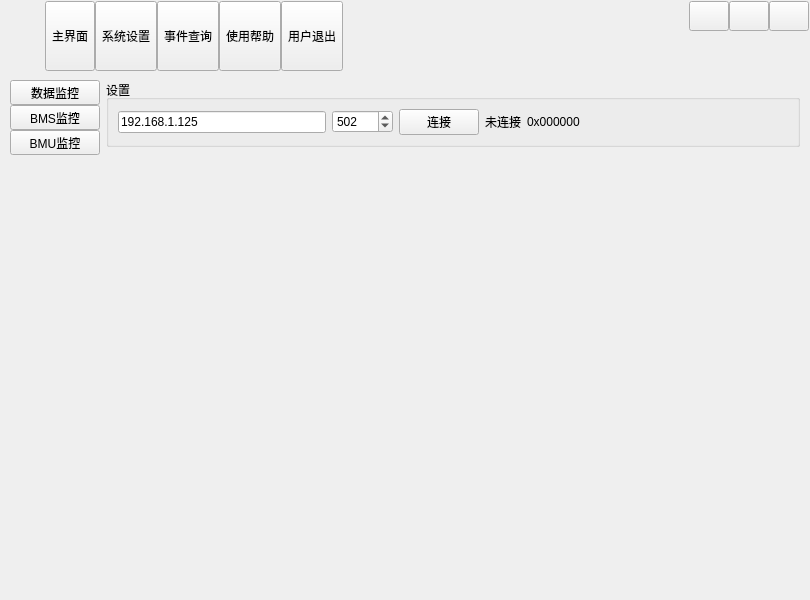
This is main_ui.ui in Shogpe/bmsTool as Qt 5 draws it before an edit. The edited form follows.
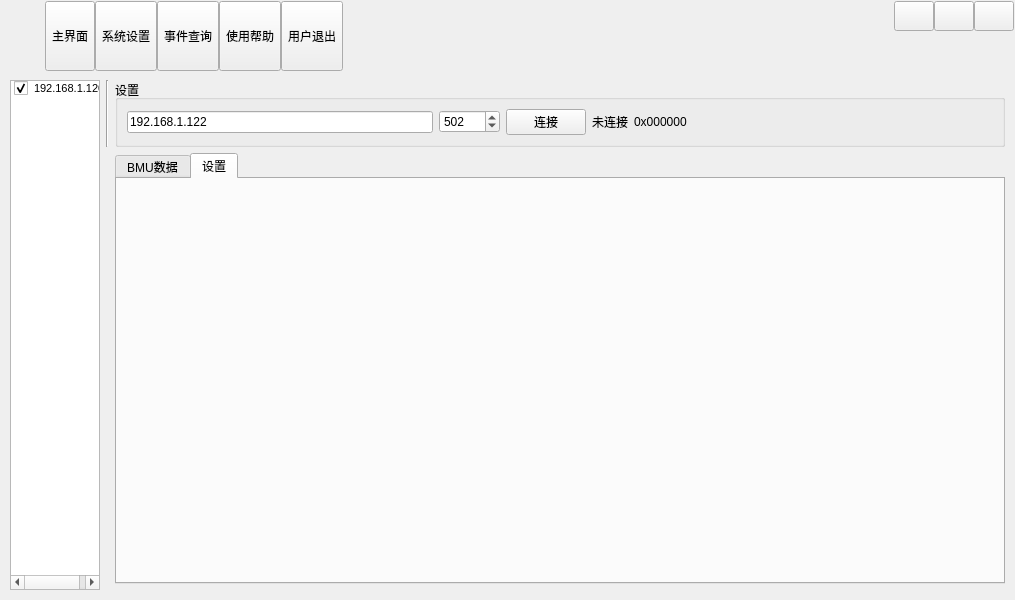
This is the edited form. The open tabs and pages were chosen to show the change. Icons and pictures are not drawn. Custom widgets are drawn as their Qt base class.

Patch:
```diff
--- a/main_ui.ui
+++ b/main_ui.ui
@@ -6,7 +6,7 @@
    <rect>
     <x>0</x>
     <y>0</y>
-    <width>810</width>
+    <width>1015</width>
     <height>600</height>
    </rect>
   </property>
@@ -347,7 +347,74 @@
      </property>
      <widget class="QWidget" name="MainPage">
       <layout class="QGridLayout" name="gridLayout">
-       <item row="0" column="1">
+       <item row="1" column="2">
+        <widget class="QTabWidget" name="tabWidget">
+         <property name="currentIndex">
+          <number>1</number>
+         </property>
+         <widget class="Widget" name="DataWidget">
+          <attribute name="title">
+           <string>BMU数据</string>
+          </attribute>
+         </widget>
+         <widget class="QWidget" name="tab_2">
+          <attribute name="title">
+           <string>设置</string>
+          </attribute>
+         </widget>
+        </widget>
+       </item>
+       <item row="0" column="0" rowspan="3">
+        <widget class="QWidget" name="widgetLeftMain" native="true">
+         <property name="maximumSize">
+          <size>
+           <width>90</width>
+           <height>16777215</height>
+          </size>
+         </property>
+         <layout class="QVBoxLayout" name="verticalLayout_2">
+          <property name="spacing">
+           <number>0</number>
+          </property>
+          <property name="leftMargin">
+           <number>0</number>
+          </property>
+          <property name="topMargin">
+           <number>0</number>
+          </property>
+          <property name="rightMargin">
+           <number>0</number>
+          </property>
+          <property name="bottomMargin">
+           <number>0</number>
+          </property>
+          <item>
+           <widget class="QListWidget" name="listWidget">
+            <property name="sizePolicy">
+             <sizepolicy hsizetype="Preferred" vsizetype="Expanding">
+              <horstretch>0</horstretch>
+              <verstretch>0</verstretch>
+             </sizepolicy>
+            </property>
+            <property name="font">
+             <font>
+              <pointsize>8</pointsize>
+             </font>
+            </property>
+            <item>
+             <property name="text">
+              <string>192.168.1.120</string>
+             </property>
+             <property name="checkState">
+              <enum>Checked</enum>
+             </property>
+            </item>
+           </widget>
+          </item>
+         </layout>
+        </widget>
+       </item>
+       <item row="0" column="2">
         <widget class="QGroupBox" name="groupBox">
          <property name="sizePolicy">
           <sizepolicy hsizetype="Preferred" vsizetype="Fixed">
@@ -365,7 +432,10 @@
              <string>输入IP地址</string>
             </property>
             <property name="text">
-             <string>192.168.1.125</string>
+             <string>192.168.1.122</string>
+            </property>
+            <property name="maxLength">
+             <number>16</number>
             </property>
            </widget>
           </item>
@@ -439,83 +509,17 @@
          </layout>
         </widget>
        </item>
-       <item row="0" column="0" rowspan="2">
-        <widget class="QWidget" name="widgetLeftMain" native="true">
-         <property name="maximumSize">
-          <size>
-           <width>90</width>
-           <height>16777215</height>
-          </size>
+       <item row="0" column="1">
+        <widget class="Line" name="line">
+         <property name="sizePolicy">
+          <sizepolicy hsizetype="Maximum" vsizetype="Minimum">
+           <horstretch>0</horstretch>
+           <verstretch>0</verstretch>
+          </sizepolicy>
          </property>
-         <layout class="QVBoxLayout" name="verticalLayout_2">
-          <property name="spacing">
-           <number>0</number>
-          </property>
-          <property name="leftMargin">
-           <number>0</number>
-          </property>
-          <property name="topMargin">
-           <number>0</number>
-          </property>
-          <property name="rightMargin">
-           <number>0</number>
-          </property>
-          <property name="bottomMargin">
-           <number>0</number>
-          </property>
-          <item>
-           <widget class="QToolButton" name="tbtnMain1">
-            <property name="sizePolicy">
-             <sizepolicy hsizetype="Expanding" vsizetype="Fixed">
-              <horstretch>0</horstretch>
-              <verstretch>0</verstretch>
-             </sizepolicy>
-            </property>
-            <property name="text">
-             <string>数据监控</string>
-            </property>
-           </widget>
-          </item>
-          <item>
-           <widget class="QToolButton" name="tbtnMain2">
-            <property name="sizePolicy">
-             <sizepolicy hsizetype="Expanding" vsizetype="Fixed">
-              <horstretch>0</horstretch>
-              <verstretch>0</verstretch>
-             </sizepolicy>
-            </property>
-            <property name="text">
-             <string>BMS监控</string>
-            </property>
-           </widget>
-          </item>
-          <item>
-           <widget class="QToolButton" name="tbtnMain3">
-            <property name="sizePolicy">
-             <sizepolicy hsizetype="Expanding" vsizetype="Fixed">
-              <horstretch>0</horstretch>
-              <verstretch>0</verstretch>
-             </sizepolicy>
-            </property>
-            <property name="text">
-             <string>BMU监控</string>
-            </property>
-           </widget>
-          </item>
-          <item>
-           <spacer name="verticalSpacer_2">
-            <property name="orientation">
-             <enum>Qt::Vertical</enum>
-            </property>
-            <property name="sizeHint" stdset="0">
-             <size>
-              <width>20</width>
-              <height>471</height>
-             </size>
-            </property>
-           </spacer>
-          </item>
-         </layout>
+         <property name="orientation">
+          <enum>Qt::Vertical</enum>
+         </property>
         </widget>
        </item>
       </layout>
```
Left out of the diff: 14 changed lines with no effect on the pictures.
